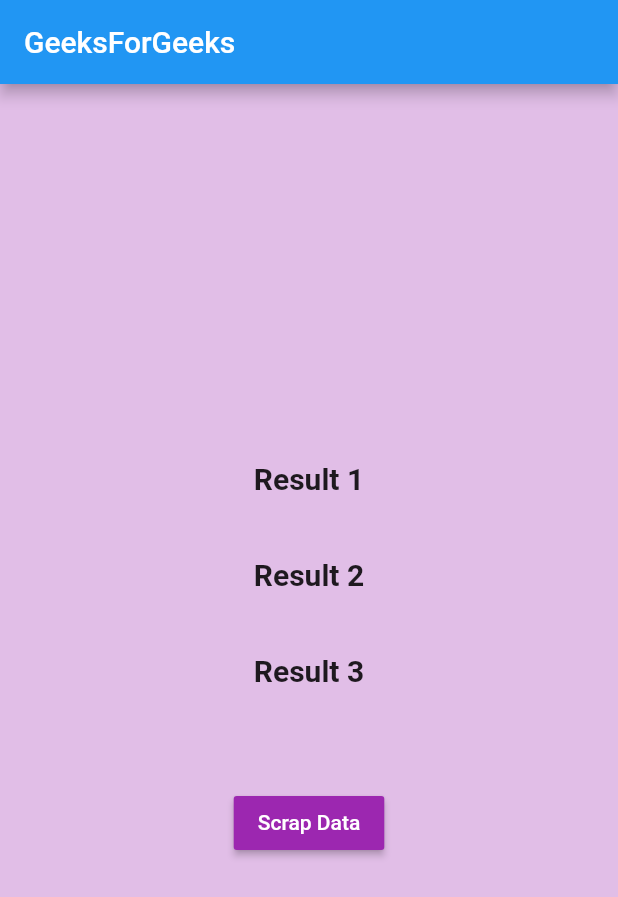
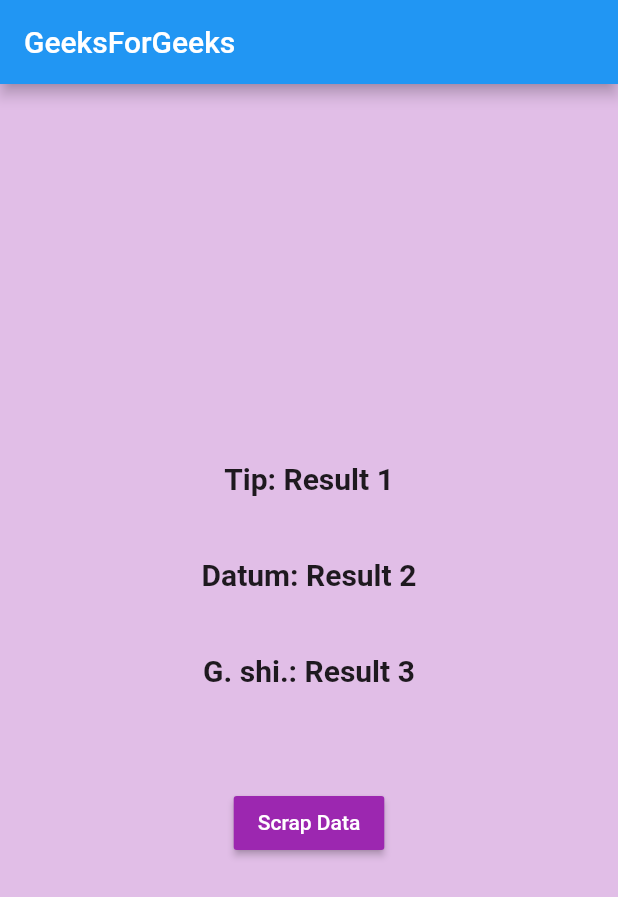
Before and after one commit to magdalenapetrushevska/flutter_web_scrapping_example, a Flutter app: the screen it shows after launch, on a phone screen of 412 x 824 dp. Shown: the top 897 px of the screen. Run offline on Flutter 3.47's test engine with Material 2 defaults, Android fonts, the phone set to English and light mode, and no system bars.

Commit message:
add titles

```diff
--- a/lib/main.dart
+++ b/lib/main.dart
@@ -88,19 +88,19 @@ Widget build(BuildContext context) {
 				? CircularProgressIndicator()
 				: Column(
 					children: [
-					Text(result1,
+					Text('Tip: $result1',
 						style: TextStyle(
 							fontSize: 20, fontWeight: FontWeight.bold)),
 					SizedBox(
 						height: MediaQuery.of(context).size.height * 0.05,
 					),
-					Text(result2,
+					Text('Datum: $result2',
 						style: TextStyle(
 							fontSize: 20, fontWeight: FontWeight.bold)),
 					SizedBox(
 						height: MediaQuery.of(context).size.height * 0.05,
 					),
-					Text(result3,
+					Text('G. shi.: $result3',
 						style: TextStyle(
 							fontSize: 20, fontWeight: FontWeight.bold)),
 					],
```
